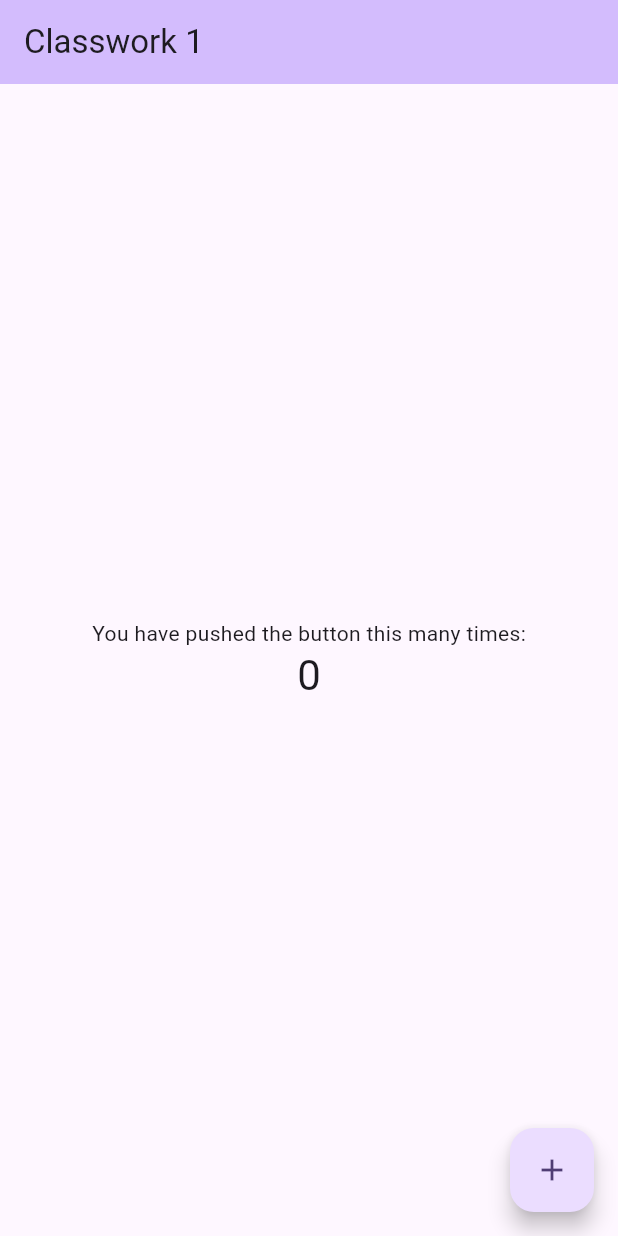
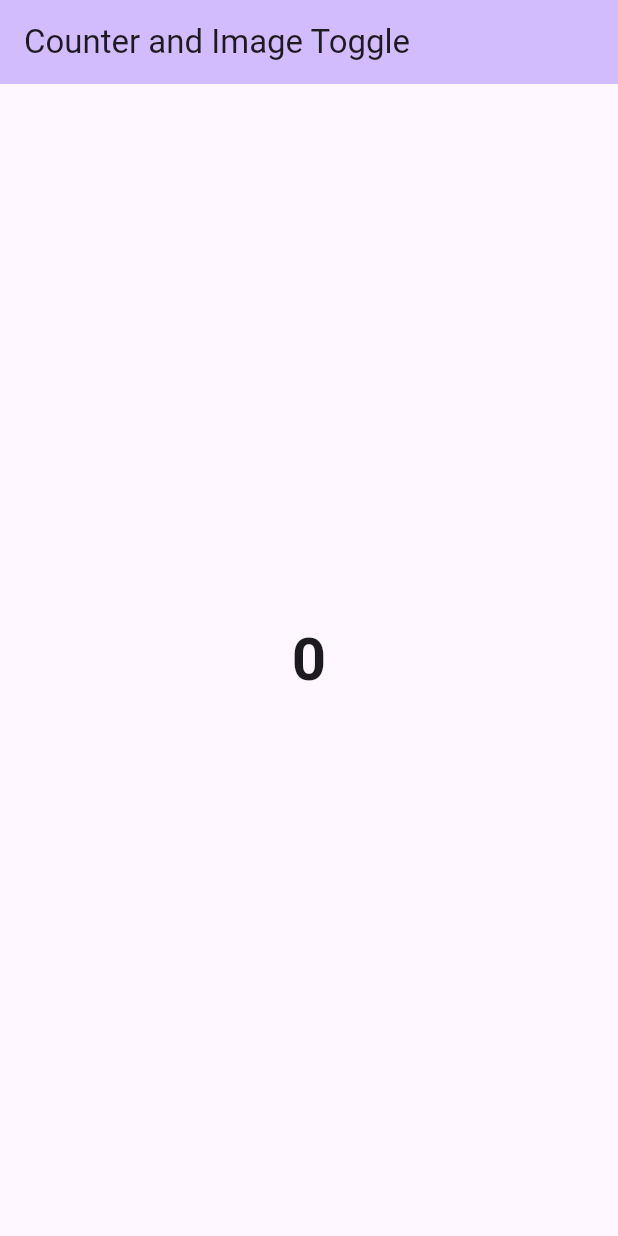
Before and after one commit to HemangShimpi/flutter_counter_img, a Flutter app: the screen it shows after launch, on a phone screen of 412 x 824 dp. Run offline on Flutter 3.47's test engine with Material 3 defaults, Android fonts, the phone set to English and light mode, and no system bars.

Commit message:
Added text to application

```diff
--- a/lib/main.dart
+++ b/lib/main.dart
@@ -61,7 +61,7 @@ class _MyHomePageState extends State<MyHomePage> {
         backgroundColor: Theme.of(context).colorScheme.inversePrimary,
         // Here we take the value from the MyHomePage object that was created by
         // the App.build method, and use it to set our appbar title.
-        title: Text(widget.title),
+        title: Text('Counter and Image Toggle'),
       ),
       body: Center(
         // Center is a layout widget. It takes a single child and positions it
@@ -82,21 +82,14 @@ class _MyHomePageState extends State<MyHomePage> {
           // wireframe for each widget.
           mainAxisAlignment: MainAxisAlignment.center,
           children: <Widget>[
-            const Text(
-              'You have pushed the button this many times:',
-            ),
+
             Text(
               '$_counter',
-              style: Theme.of(context).textTheme.headlineMedium,
+              style: TextStyle(fontSize: 40, fontWeight: FontWeight.bold),
             ),
           ],
         ),
       ),
-      floatingActionButton: FloatingActionButton(
-        onPressed: _incrementCounter,
-        tooltip: 'Increment',
-        child: const Icon(Icons.add),
-      ), // This trailing comma makes auto-formatting nicer for build methods.
     );
   }
 }
```
